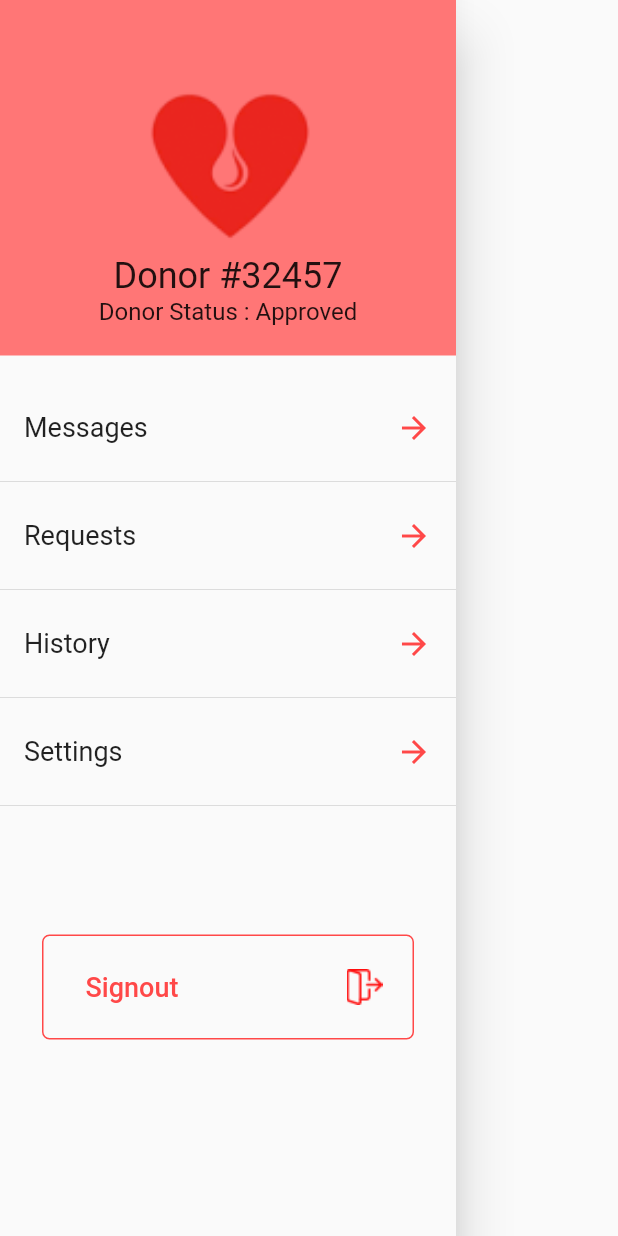
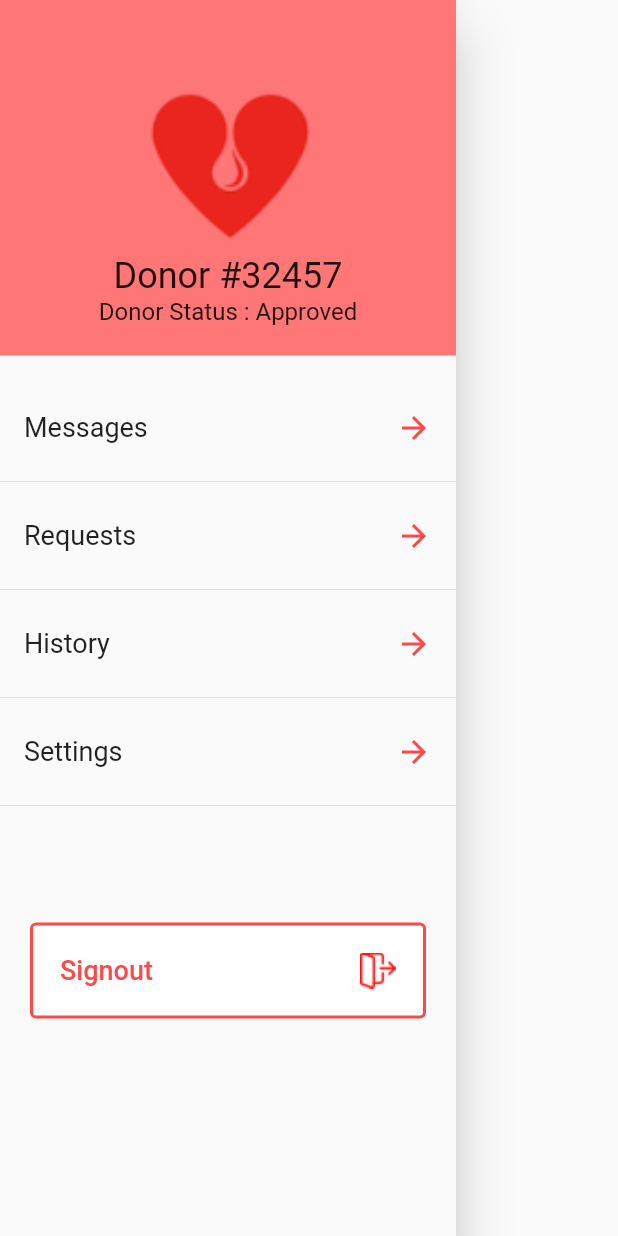
Before and after one commit to kuldeepvarma7413/blood_bank_android_app, a Flutter app: the Navbar widget shown alone on an empty page, opened directly, on a phone screen of 412 x 824 dp. Run offline on Flutter 3.47's test engine with Material 2 defaults, Android fonts, the light colour scheme and no system bars; our stand-ins replace cloud_firestore, firebase_auth, firebase_core, otp_text_field; accounts and stored records are empty; Roboto replaces fonts that are missing (poorStory).

Commit message:
ui till msgs

```diff
--- a/lib/Navbar.dart
+++ b/lib/Navbar.dart
@@ -95,37 +95,33 @@ class Navbar extends StatelessWidget {
             height: 50,
           ),
           Container(
-            margin: EdgeInsets.all(20),
-            child: TextButton(
-                onPressed: () {},
-                child: Container(
-                  margin: EdgeInsets.all(0),
-                  padding: EdgeInsets.fromLTRB(20, 10, 20, 10),
-                  decoration: BoxDecoration(
-                      border: Border.all(
-                          width: 1, color: Color.fromRGBO(255, 72, 72, 1)),
-                      borderRadius: BorderRadius.circular(5)),
+            padding: EdgeInsets.all(20),
+            child: ElevatedButton(
+                style: ElevatedButton.styleFrom(
+                    padding: EdgeInsets.all(20),
+                    backgroundColor: Colors.white,
+                    shadowColor: Colors.transparent,
+                    side: BorderSide(
+                      width: 2,
+                      color: Color.fromRGBO(255, 72, 72, 1),
+                    )),
+                onPressed: () {
+                  Navigator.pushAndRemoveUntil(
+                      context,
+                      MaterialPageRoute(
+                          builder: (context) => NumberAuthentication()),
+                      (route) => false);
+                },
                 child: Row(
                   mainAxisAlignment: MainAxisAlignment.spaceBetween,
                   children: [
-                      TextButton(
-                          onPressed: () {
-                            Navigator.push(
-                                context,
-                                MaterialPageRoute(
-                                    builder: (context) =>
-                                        NumberAuthentication()));
-                          },
-                          child: Text(
+                    Text(
                       "Signout",
-                            style: TextStyle(fontSize: 18),
+                      style: TextStyle(
+                          fontSize: 18, color: Color.fromRGBO(255, 72, 72, 1)),
                     ),
-                          style: ButtonStyle(
-                              foregroundColor: MaterialStatePropertyAll(
-                                  Color.fromRGBO(255, 72, 72, 1)))),
                     Image.asset('images/logout.png')
                   ],
-                  ),
                 )),
           )
         ],
--- a/lib/Signup.dart
+++ b/lib/Signup.dart
@@ -238,10 +238,10 @@ class _signupState extends State<signup> {
                                 fontFamily: 'poorStory', fontSize: 20),
                           ),
                           onPressed: () {
-                            Navigator.push(
+                            Navigator.pushAndRemoveUntil(
                                 context,
-                                MaterialPageRoute(
-                                    builder: (context) => home()));
+                                MaterialPageRoute(builder: (context) => home()),
+                                (route) => false);
                           },
                         ),
                       )
--- a/pubspec.yaml
+++ b/pubspec.yaml
@@ -30,15 +30,18 @@ environment:
 dependencies:
   flutter:
     sdk: flutter
-  intl: ^0.17.0
+  # intl: ^0.17.0
   otp_text_field: ^1.1.3
   firebase_core: ^2.14.0
   firebase_auth: ^4.6.3
+  cloud_firestore: ^4.8.2
 
 
   # The following adds the Cupertino Icons font to your application.
   # Use with the CupertinoIcons class for iOS style icons.
   cupertino_icons: ^1.0.2
+  shared_preferences: ^2.2.0
+  after_layout: ^1.2.0
 
 dev_dependencies:
   flutter_test:
```
Also changed, not shown: lib/findDonors.dart (+0 -30 lines), lib/main.dart (+1 -8 lines), lib/messaging.dart (+16 -2 lines), pubspec.lock, 1 other file. Lines whose indentation alone changed are shown as unchanged.
